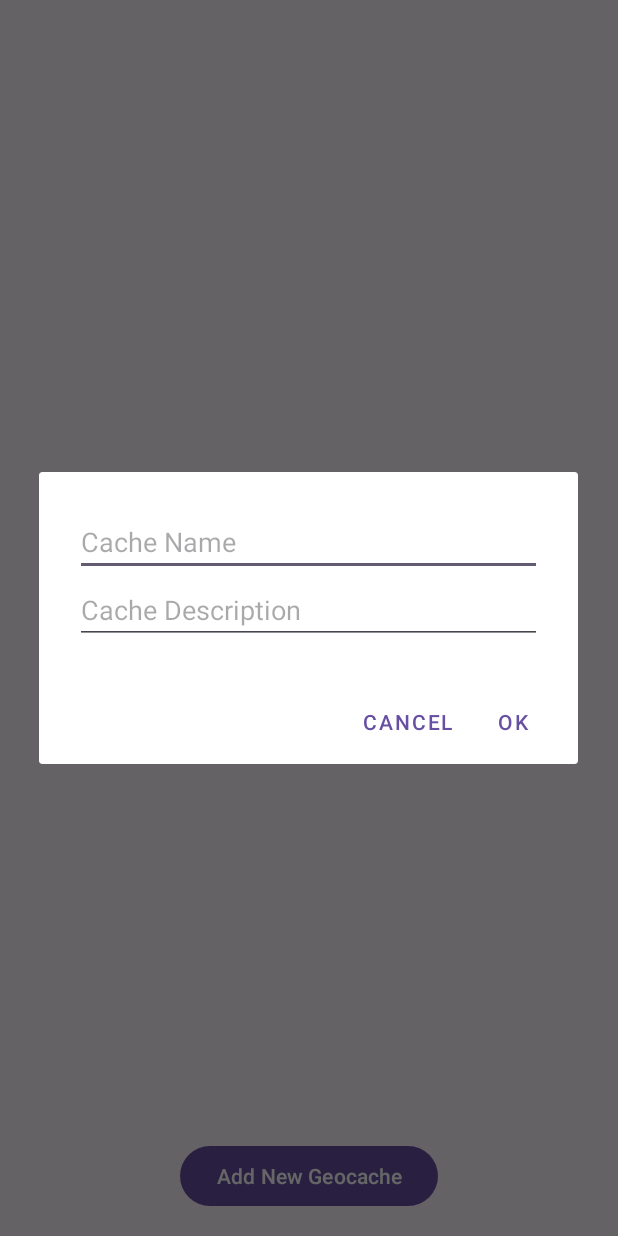
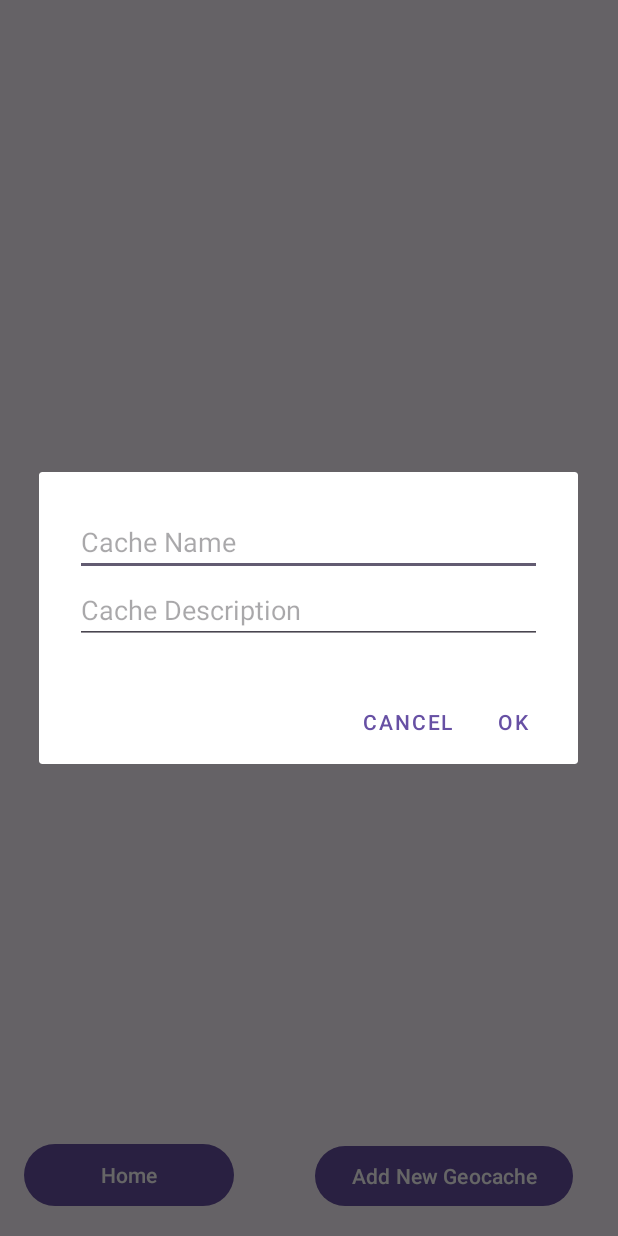
Before and after one commit to MercuryAtom31/GeoCache-Explore-Android-Application, an Android app: the CacheListFragment screen opened through its navigation route, after a tap on "Add New Geocache", on a phone screen of 412 x 824 dp. Run offline under Robolectric (Android 15) with nearby library versions, the phone set to English and light mode, and no system bars.

Commit message:
Added the home button which navigates the user from the CacheListFragment screen back to the home screen (fragment_landing_page).

```diff
--- a/app/src/main/java/com/example/geocacheexploreandroidapplication/CacheListFragment.kt
+++ b/app/src/main/java/com/example/geocacheexploreandroidapplication/CacheListFragment.kt
@@ -27,6 +27,7 @@ import android.view.ViewGroup
 import android.widget.Button
 import android.widget.Toast
 import androidx.fragment.app.Fragment
+import androidx.navigation.fragment.findNavController
 import androidx.recyclerview.widget.LinearLayoutManager
 import androidx.recyclerview.widget.RecyclerView
 
@@ -50,6 +51,10 @@ class CacheListFragment : Fragment(), AddCacheDialogFragment.AddCacheDialogListe
         addButton = view.findViewById<Button>(R.id.button_add_cache)
         addButton.setOnClickListener {
             showAddCacheDialog()
+        }
+        // Button to navigate back to the LandingPage
+        view.findViewById<Button>(R.id.button_back_to_landing).setOnClickListener {
+            findNavController().navigate(R.id.action_cacheListFragment_to_landingPage)
         }
     }
 
--- a/app/src/main/res/layout/fragment_cache_list.xml
+++ b/app/src/main/res/layout/fragment_cache_list.xml
@@ -17,15 +17,29 @@
         app:layout_constraintStart_toStartOf="parent"
         app:layout_constraintEnd_toEndOf="parent" />
 
+    <!-- Button to go back to the landing page -->
+    <Button
+        android:id="@+id/button_back_to_landing"
+        android:layout_width="140dp"
+        android:layout_height="49dp"
+        android:layout_marginBottom="16dp"
+        android:text="@string/back_to_landing_page"
+        app:layout_constraintBottom_toBottomOf="parent"
+        app:layout_constraintEnd_toEndOf="parent"
+        app:layout_constraintHorizontal_bias="0.059"
+        app:layout_constraintStart_toStartOf="parent" />
+
     <!-- Button to add a new geocache -->
     <Button
         android:id="@+id/button_add_cache"
         android:layout_width="wrap_content"
         android:layout_height="wrap_content"
+        android:layout_margin="16dp"
+        android:layout_marginBottom="4dp"
         android:text="@string/add_geocache"
-        android:layout_margin="16dp"
         app:layout_constraintBottom_toBottomOf="parent"
         app:layout_constraintEnd_toEndOf="parent"
+        app:layout_constraintHorizontal_bias="0.932"
         app:layout_constraintStart_toStartOf="parent" />
 
 </androidx.constraintlayout.widget.ConstraintLayout>
--- a/app/src/main/res/navigation/navgraph.xml
+++ b/app/src/main/res/navigation/navgraph.xml
@@ -28,6 +28,9 @@
         <action
             android:id="@+id/action_cacheListFragment_to_cacheEdit"
             app:destination="@id/cacheEdit" />
+        <action
+            android:id="@+id/action_cacheListFragment_to_landingPage"
+            app:destination="@id/landingPage" />
     </fragment>
 
     <fragment
--- a/app/src/main/res/values/strings.xml
+++ b/app/src/main/res/values/strings.xml
@@ -9,4 +9,5 @@
     <string name="cache_name">Cache Name</string>
     <string name="cache_description">Cache Description</string>
     <string name="cache_location">Cache Location</string>
+    <string name="back_to_landing_page">Home</string>
 </resources>
```
